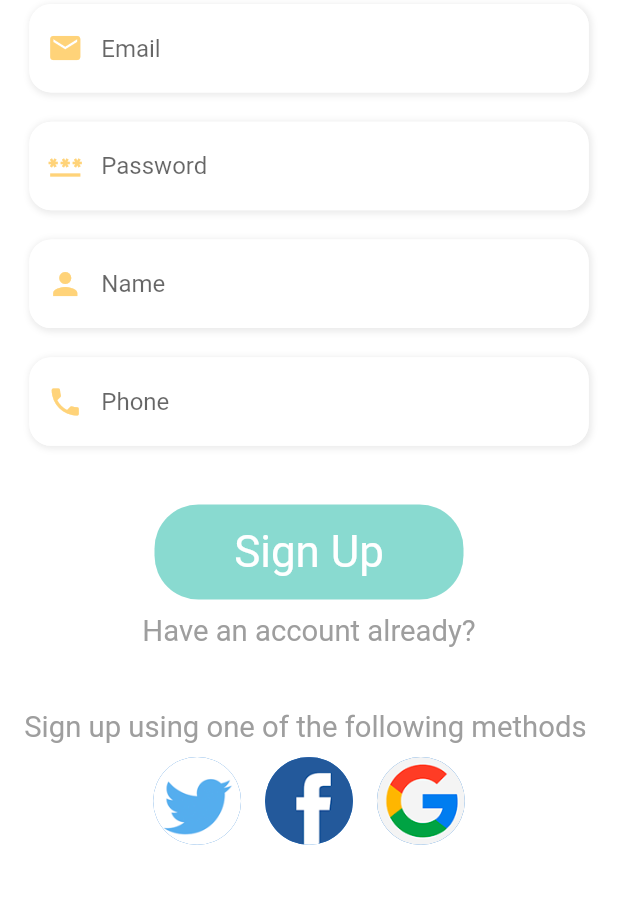
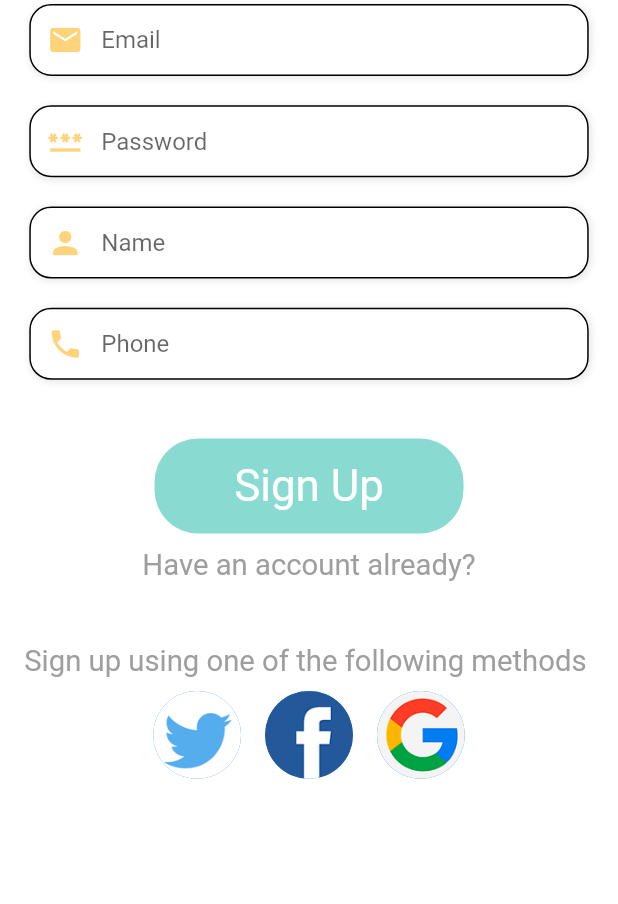
Before and after one commit to MayThuHein/EcommerceApp, a Flutter app: the SignUpPage screen opened directly, on a phone screen of 412 x 824 dp, the part 305-1209 px from its top. Run offline on Flutter 3.47's test engine with Material 2 defaults, Android fonts, the phone set to English and light mode, and no system bars; our stand-ins replace dots_indicator, get, shared_preferences; missing offline and left inert: google_maps_flutter_platform_interface; accounts and stored records are empty; network calls fail.

Commit message:
4-7-2023

```diff
--- a/lib/controller/auth_controller.dart
+++ b/lib/controller/auth_controller.dart
@@ -17,7 +17,6 @@ class AuthController extends GetxController implements GetxService {
     late ResponseModel responseModel;
     if (response.statusCode == 200) {
       authRepo.saveUserToken(response.body["token"]);
-
       responseModel = ResponseModel(true, response.body["token"]);
     } else {
       responseModel = ResponseModel(false, response.statusText!);
--- a/lib/main.dart
+++ b/lib/main.dart
@@ -3,10 +3,6 @@ import 'dart:io';
 import 'package:first_online_shopping_app/controller/cart_controller.dart';
 import 'package:first_online_shopping_app/controller/popular_product_controller.dart';
 import 'package:first_online_shopping_app/controller/recommended_product_controller.dart';
-import 'package:first_online_shopping_app/pages/auth/sign_in_page.dart';
-import 'package:first_online_shopping_app/pages/auth/sign_up_page.dart';
-import 'package:first_online_shopping_app/pages/home/main_food_page.dart';
-import 'package:first_online_shopping_app/pages/splash/splash_page.dart';
 import 'package:first_online_shopping_app/routes/route_helper.dart';
 import 'package:flutter/material.dart';
 import 'package:get/get.dart';
--- a/lib/pages/home/food_page_body.dart
+++ b/lib/pages/home/food_page_body.dart
@@ -2,7 +2,6 @@ import 'package:dots_indicator/dots_indicator.dart';
 import 'package:first_online_shopping_app/controller/popular_product_controller.dart';
 import 'package:first_online_shopping_app/controller/recommended_product_controller.dart';
 import 'package:first_online_shopping_app/model/products_model.dart';
-import 'package:first_online_shopping_app/pages/food/popular_food_detail.dart';
 import 'package:first_online_shopping_app/routes/route_helper.dart';
 import 'package:first_online_shopping_app/utils/app_constants.dart';
 import 'package:first_online_shopping_app/utils/colors.dart';
--- a/lib/utils/colors.dart
+++ b/lib/utils/colors.dart
@@ -1,4 +1,4 @@
-import 'package:flutter/cupertino.dart';
+import 'package:flutter/material.dart';
 
 class AppColors {
   static const Color textColor = Color(0xFFccc7c5);
--- a/lib/widgets/app_text_field.dart
+++ b/lib/widgets/app_text_field.dart
@@ -46,29 +46,17 @@ class AppTextField extends StatelessWidget {
             // focusedBorder
             focusedBorder: OutlineInputBorder(
               borderRadius: BorderRadius.circular(Dimensions.radius15),
-            borderSide: const BorderSide(
-              width: 1.0,
-              color: Colors.white,
-            ),
             ),
             // endabledBorder
             enabledBorder: OutlineInputBorder(
               borderRadius: BorderRadius.circular(Dimensions.radius15),
-            borderSide: const BorderSide(
-              width: 1.0,
-              color: Colors.white,
-            ),
             ),
 
             // border
             border: OutlineInputBorder(
               borderRadius: BorderRadius.circular(Dimensions.radius15),
-            borderSide: const BorderSide(
-              width: 1.0,
-              color: Colors.white,
             ),
-          ),
-        ),
+            contentPadding: const EdgeInsets.only(top: 5, bottom: 6)),
       ),
     );
   }
```
Also changed, not shown: lib/controller/location_controller.dart (+12 -12 lines), lib/pages/address/add_address_page.dart (+15 -13 lines), pubspec.lock, 1 other file. Lines whose indentation alone changed are shown as unchanged.
